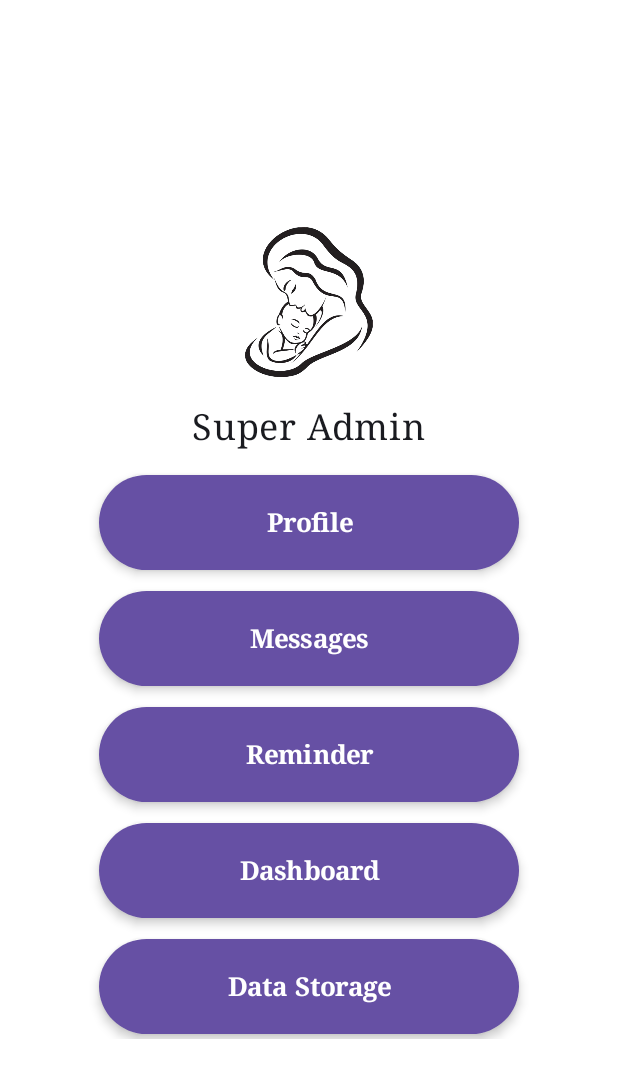
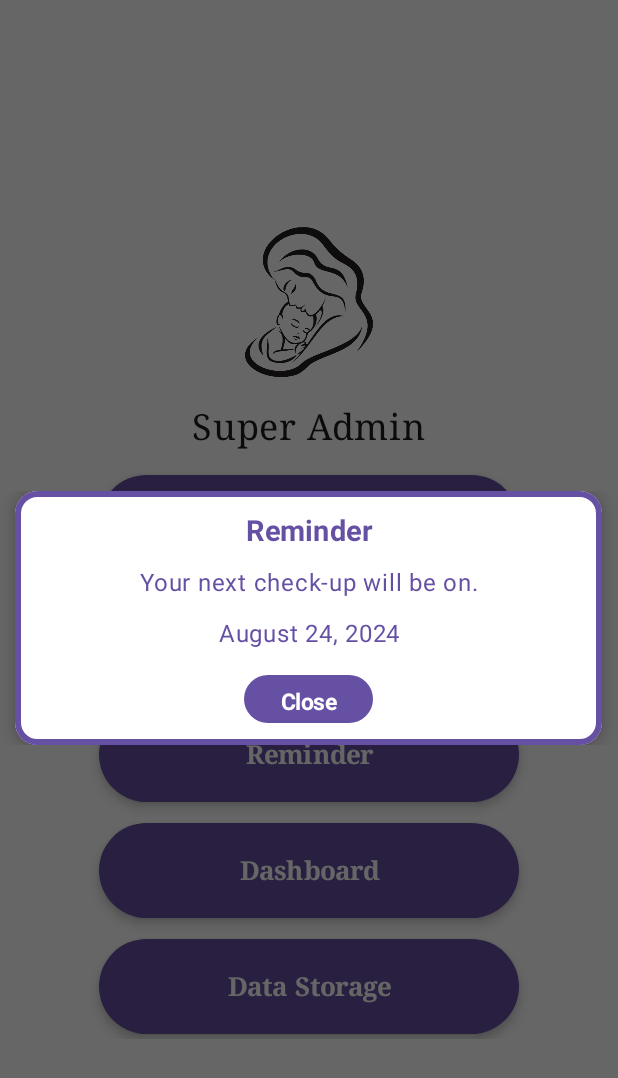
Before and after one commit to miko-codes-a-lot/maternal-care, an Android app built with Jetpack Compose: the MenuUI screen opened through its navigation route, on a phone screen of 412 x 824 dp. Shown: the top 1078 px of the screen. Run offline under Robolectric (Android 15) with nearby library versions, the phone set to English and light mode, and no system bars; our stand-ins replace Dagger/Hilt's generated code.

Commit message:
added reminder alert function in menu ui (#37)

```diff
--- a/app/src/main/java/org/maternalcare/modules/main/menu/ui/MenuUI.kt
+++ b/app/src/main/java/org/maternalcare/modules/main/menu/ui/MenuUI.kt
@@ -1,6 +1,7 @@
 package org.maternalcare.modules.main.menu.ui
 
 import androidx.compose.foundation.Image
+import androidx.compose.foundation.border
 import androidx.compose.foundation.layout.Arrangement
 import androidx.compose.foundation.layout.Column
 import androidx.compose.foundation.layout.Row
@@ -13,12 +14,19 @@ import androidx.compose.foundation.layout.size
 import androidx.compose.foundation.layout.width
 import androidx.compose.foundation.lazy.LazyColumn
 import androidx.compose.foundation.lazy.items
+import androidx.compose.foundation.shape.RoundedCornerShape
+import androidx.compose.material3.Button
 import androidx.compose.material3.ButtonDefaults
+import androidx.compose.material3.CardDefaults
 import androidx.compose.material3.ElevatedButton
+import androidx.compose.material3.ElevatedCard
 import androidx.compose.material3.Surface
 import androidx.compose.material3.Text
 import androidx.compose.runtime.Composable
+import androidx.compose.runtime.mutableStateOf
+import androidx.compose.runtime.saveable.rememberSaveable
 import androidx.compose.ui.Alignment
+import androidx.compose.ui.ExperimentalComposeUiApi
 import androidx.compose.ui.Modifier
 import androidx.compose.ui.graphics.Color
 import androidx.compose.ui.res.painterResource
@@ -28,6 +36,8 @@ import androidx.compose.ui.text.style.TextAlign
 import androidx.compose.ui.tooling.preview.Preview
 import androidx.compose.ui.unit.dp
 import androidx.compose.ui.unit.sp
+import androidx.compose.ui.window.Dialog
+import androidx.compose.ui.window.DialogProperties
 import androidx.navigation.NavController
 import androidx.navigation.compose.rememberNavController
 import org.maternalcare.R
@@ -43,6 +53,7 @@ fun MenuUIPreview() {
 
 @Composable
 fun MenuUI(navController: NavController) {
+    val isReminderAlertVisible = rememberSaveable { mutableStateOf(true) }
     Surface(
         modifier = Modifier.fillMaxSize(),
         color = Color.White
@@ -58,10 +69,17 @@ fun MenuUI(navController: NavController) {
             Image(
                 painter = painterResource(id = R.drawable.care),
                 contentDescription = "Login Image",
-                modifier = Modifier.size(100.dp)
+                modifier = Modifier
+                    .size(100.dp)
                     .size(100.dp)
                     .align(Alignment.CenterHorizontally)
             )
+            if (isReminderAlertVisible.value) {
+                ReminderAlert(
+                    isReminderAlert = true,
+                    onDismiss = { isReminderAlertVisible.value = false }
+                )
+            }
             Spacer(modifier = Modifier.height(20.dp))
             UserPosition()
             Spacer(modifier = Modifier.height(13.dp))
@@ -74,7 +92,8 @@ fun MenuUI(navController: NavController) {
 fun UserPosition() {
     val userDetails = listOf( "Super Admin" )
     Row(
-        modifier = Modifier.fillMaxWidth()
+        modifier = Modifier
+            .fillMaxWidth()
             .padding(horizontal = 16.dp),
         horizontalArrangement = Arrangement.Center
     ) {
@@ -153,3 +172,122 @@ private fun MenuButton(text: String, onClick: () -> Unit) {
         )
     }
 }
+
+@OptIn(ExperimentalComposeUiApi::class)
+@Composable
+fun ReminderAlert(
+    onDismiss : () -> Unit,
+    isReminderAlert: Boolean = false
+) {
+    val listOfText = listOf("Reminder","Your next check-up will be on.")
+    Dialog(
+        onDismissRequest = {},
+        properties = DialogProperties(
+            usePlatformDefaultWidth = false
+        )
+    ) {
+        ElevatedCard(
+            elevation = CardDefaults.cardElevation(
+                defaultElevation = 6.dp
+            ),
+            shape = RoundedCornerShape(15.dp),
+            colors = CardDefaults.elevatedCardColors(
+                containerColor = Color.White
+            ),
+            modifier = Modifier
+                .fillMaxWidth(0.95f)
+                .height(169.dp)
+                .border(
+                    4.dp,
+                    color = Color(0xFF6650a4),
+                    shape = RoundedCornerShape(15.dp)
+                )
+        ) {
+            Column(
+                modifier = Modifier
+                    .padding(top = 15.dp, bottom = 15.dp)
+                    .fillMaxWidth(),
+                verticalArrangement = Arrangement.spacedBy(10.dp),
+                horizontalAlignment = Alignment.CenterHorizontally
+            ) {
+                listOfText.forEach{ text ->
+                    TextContainer(text = text)
+                }
+
+                CheckUpDateContainer()
+            }
+
+            Row(
+                modifier = Modifier
+                    .fillMaxWidth(),
+                horizontalArrangement = Arrangement.Center,
+                verticalAlignment = Alignment.CenterVertically
+            ) {
+                Button(
+                    onClick = { onDismiss() },
+                    colors = ButtonDefaults.buttonColors(
+                        containerColor = Color(0xFF6650a4),
+                        contentColor = Color.White
+                    ),
+                    modifier = Modifier
+                        .height(32.dp)
+                ) {
+                    Text(
+                        text = "Close",
+                        fontSize = 15.sp,
+                        fontWeight = FontWeight.Bold,
+                        textAlign = TextAlign.Center,
+                    )
+                }
+            }
+        }
+    }
+}
+
+@Composable
+fun CheckUpDateContainer() {
+    var checkUpDetails = listOf( "August 24, 2024" )
+    Row(
+        modifier = Modifier.fillMaxWidth(),
+        horizontalArrangement = Arrangement.Center
+    ) {
+        checkUpDetails.forEach { dates ->
+            Text(
+                text = dates,
+                textAlign = TextAlign.Center,
+                fontSize = 16.sp,
+                color = Color(0xFF6650a4),
+                fontFamily = (FontFamily.SansSerif)
+            )
+        }
+    }
+}
+
+@Composable
+fun TextContainer(text: String) {
+    Column(
+        modifier = Modifier
+            .fillMaxWidth(),
+        verticalArrangement = Arrangement.spacedBy(10.dp),
+        horizontalAlignment = Alignment.CenterHorizontally
+    ) {
+        if(text.contains("Reminder")){
+            Text(
+                text = text,
+                textAlign = TextAlign.Center,
+                color =Color(0xFF6650a4),
+                fontSize = 19.sp,
+                fontWeight = FontWeight.Bold,
+                fontFamily = (FontFamily.SansSerif)
+            )
+        }else{
+            Text(
+                text = text,
+                textAlign = TextAlign.Center,
+                fontSize = 16.sp,
+                color = Color(0xFF6650a4),
+                fontFamily = (FontFamily.SansSerif)
+            )
+        }
+    }
+}
```
